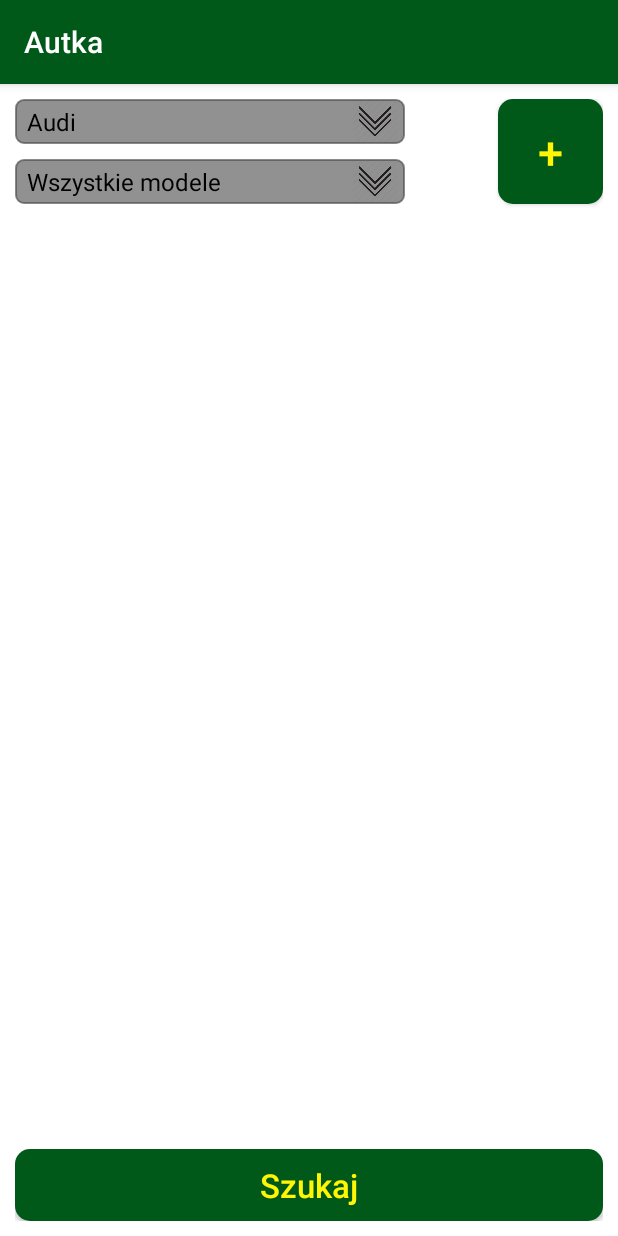
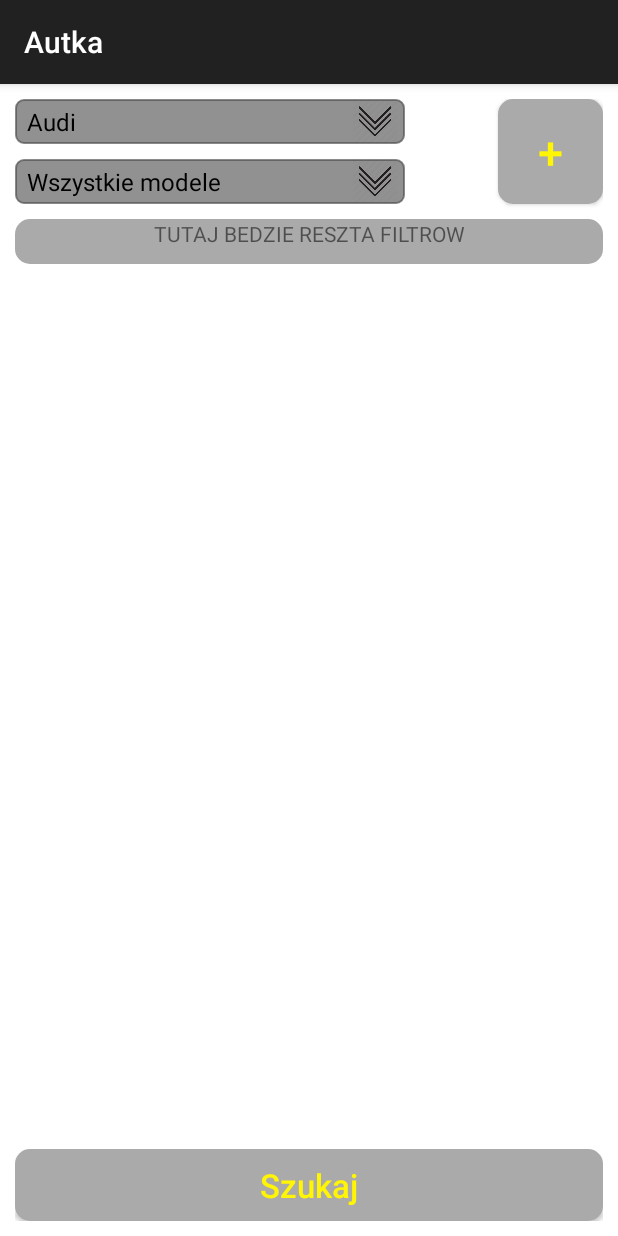
Before and after one commit to emskypl/Autka, an Android app: the screen it shows after launch (MainActivity), on a phone screen of 412 x 824 dp. Run offline under Robolectric (Android 15) with nearby library versions, the phone set to English and light mode, and no system bars.

Commit message:
Working prototype - simple filter and listing

```diff
--- a/app/src/main/java/com/example/autka/view/MainActivity.java
+++ b/app/src/main/java/com/example/autka/view/MainActivity.java
@@ -42,21 +42,15 @@ public class MainActivity extends AppCompatActivity {
     Spinner brandSpinner, modelSpinner;
     ArrayAdapter<String> brandsAdapter, modelsAdapter;
 
-
-
     Button addRecordButton;
     Button searchButton;
     LinearLayout addedRecordsFilterLayout;
-
-
-
-
-
+    Integer recordCounter = 0;
 
     Map<String,String> addedFilterMap;
     public static String textToModelsView = "";
 
-    Intent toSearch;
+    Intent toSearchActivity;
 
     public static <K,V> V getValuesByKey(Map<K,V> map,K key){
         for(Map.Entry<K,V> entry : map.entrySet()) {
@@ -75,7 +69,6 @@ public class MainActivity extends AppCompatActivity {
         return null;
     }
 
-
     @Override
     protected void onCreate(Bundle savedInstanceState) {
         super.onCreate(savedInstanceState);
@@ -90,13 +83,11 @@ public class MainActivity extends AppCompatActivity {
         brands = new Brands();
         models = new Models();
 
-        addedFilterMap = new HashMap<String, String>();
-        toSearch = new Intent(getApplicationContext(),ResultOfSearchActivity.class);
+        toSearchActivity = new Intent(getApplicationContext(),ResultOfSearchActivity.class);
 
         brandsAdapter = new ArrayAdapter<>(this,android.R.layout.simple_spinner_dropdown_item);
         modelsAdapter = new ArrayAdapter<>(this,android.R.layout.simple_spinner_dropdown_item);
 
-        final TextView[] brandName = new TextView[1];
         brands.brandsToArray(brandsAdapter);
         brandsAdapter = brands.getBrandsList();
         brandSpinner.setAdapter(brandsAdapter);
@@ -116,13 +107,21 @@ public class MainActivity extends AppCompatActivity {
         });
 
 
-        addRecordButton.setOnClickListener(new View.OnClickListener() {
+        searchButton.setOnClickListener(new View.OnClickListener() {
             @Override
             public void onClick(View v) {
+                startActivity(toSearchActivity);
+            }
+        });
+
+        addRecordButton.setOnClickListener(new View.OnClickListener() {
+
+            public void onClick(View v) {
                 onAddField(v);
-                //TODO (1) Correct adding values to TextViews
-                brandName[addedRecordsFilterLayout.getChildCount()] = (TextView) findViewById(R.id.brandName);
-                brandName[addedRecordsFilterLayout.getChildCount()].setText(brandSpinner.getSelectedItem().toString());
+                toSearchActivity.putExtra("brand"+recordCounter, brandSpinner.getSelectedItem().toString());
+                toSearchActivity.putExtra("model"+recordCounter, modelSpinner.getSelectedItem().toString());
+                recordCounter++;
+                toSearchActivity.putExtra("recordCounter",recordCounter);
             }
         });
 
@@ -131,6 +130,10 @@ public class MainActivity extends AppCompatActivity {
         LayoutInflater inflater = (LayoutInflater) getSystemService(Context.LAYOUT_INFLATER_SERVICE);
         final View rowView = inflater.inflate(R.layout.field, null);
         addedRecordsFilterLayout.addView(rowView, addedRecordsFilterLayout.getChildCount() - 1);
+        TextView brandTextView = (TextView) rowView.findViewById(R.id.brandName);
+        TextView modelTextView = (TextView) rowView.findViewById(R.id.modelName);
+        brandTextView.setText(brandSpinner.getSelectedItem().toString());
+        modelTextView.setText(modelSpinner.getSelectedItem().toString());
     }
     public void onDelete(View v) {
         addedRecordsFilterLayout.removeView((View) v.getParent());
--- a/app/src/main/res/drawable/button_background.xml
+++ b/app/src/main/res/drawable/button_background.xml
@@ -4,6 +4,6 @@
     <corners
         android:radius="10dp"/>
     <solid
-        android:color="#005918"/>
+        android:color="@android:color/darker_gray"/>
 
 </shape>
--- a/app/src/main/res/layout/activity_main.xml
+++ b/app/src/main/res/layout/activity_main.xml
@@ -43,7 +43,7 @@
                 android:layout_gravity="center"
                 android:src="@mipmap/arrow_down" />
         </RelativeLayout>
-
+<!-- TODO (2) ScrollView always above Search Button -->
         <RelativeLayout
             android:layout_width="260dp"
             android:layout_height="wrap_content"
@@ -72,7 +72,6 @@
                 android:src="@mipmap/arrow_down" />
         </RelativeLayout>
     </LinearLayout>
-
     <Button
         android:id="@+id/addRecordButton"
         android:layout_width="70dp"
@@ -85,13 +84,31 @@
         app:layout_constraintEnd_toEndOf="parent"
         app:layout_constraintTop_toTopOf="parent" />
 
-    <LinearLayout
-        android:id="@+id/addedFilterRecordsLayout"
+    <android.support.v4.widget.NestedScrollView
+        android:id="@+id/scrollView"
         android:layout_width="match_parent"
-        android:layout_height="wrap_content"
-        android:orientation="vertical"
+        android:layout_height="435dp"
         app:layout_constraintStart_toStartOf="parent"
-        app:layout_constraintTop_toBottomOf="@id/spinnersLayout"/>
+        app:layout_constraintTop_toBottomOf="@id/spinnersLayout">
+        <LinearLayout
+            android:layout_width="match_parent"
+            android:layout_height="wrap_content"
+            android:orientation="vertical">
+            <LinearLayout
+                android:id="@+id/addedFilterRecordsLayout"
+                android:layout_width="match_parent"
+                android:layout_height="wrap_content"
+                android:orientation="vertical"/>
+            <TextView
+                android:id="@+id/testText"
+                android:layout_width="match_parent"
+                android:layout_height="30dp"
+                android:layout_marginTop="10dp"
+                android:text="TUTAJ BEDZIE RESZTA FILTROW"
+                android:textAlignment="center"
+                android:background="@drawable/button_background"/>
+        </LinearLayout>
+    </android.support.v4.widget.NestedScrollView>
 
     <Button
         android:id="@+id/searchButton"
@@ -104,4 +121,5 @@
         android:textSize="22sp"
         app:layout_constraintBottom_toBottomOf="parent"
         app:layout_constraintStart_toStartOf="parent" />
+
 </android.support.constraint.ConstraintLayout>
--- a/app/src/main/res/values/styles.xml
+++ b/app/src/main/res/values/styles.xml
@@ -3,9 +3,6 @@
     <!-- Base application theme. -->
     <style name="AppTheme" parent="Theme.AppCompat.Light.DarkActionBar">
         <!-- Customize your theme here. -->
-        <item name="colorPrimary">@color/colorPrimary</item>
-        <item name="colorPrimaryDark">@color/colorPrimaryDark</item>
-        <item name="colorAccent">@color/colorAccent</item>
     </style>
 
 </resources>
```
Also changed, not shown: app/src/main/java/com/example/autka/view/ResultOfSearchActivity.java (+105 -17 lines), app/src/main/java/model/CarJSONModel.java (added, +62 -0 lines), app/src/main/java/model/JSONGetter.java (+15 -2 lines), app/src/main/res/layout/activity_result_of_search.xml (+11 -8 lines), app/src/main/res/layout/field.xml (+12 -5 lines), app/src/main/res/layout/listview_record.xml (added, +36 -0 lines), app/src/main/res/drawable/audi_gt.jpg (added), app/src/main/res/drawable/audi_rs_5.jpg (added).
